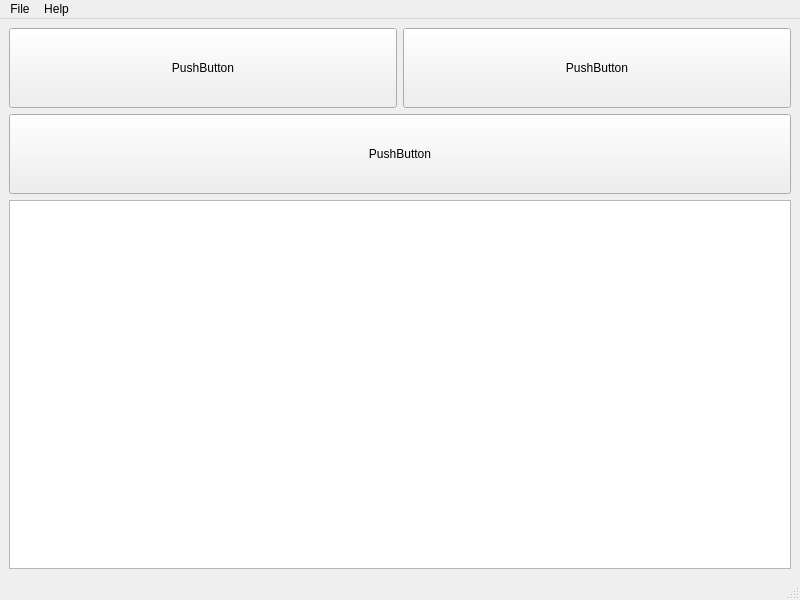
This is Inc/MainWindow.ui in FRC-836/QCP_File_Creator as Qt 5 draws it before an edit. The edited form follows.
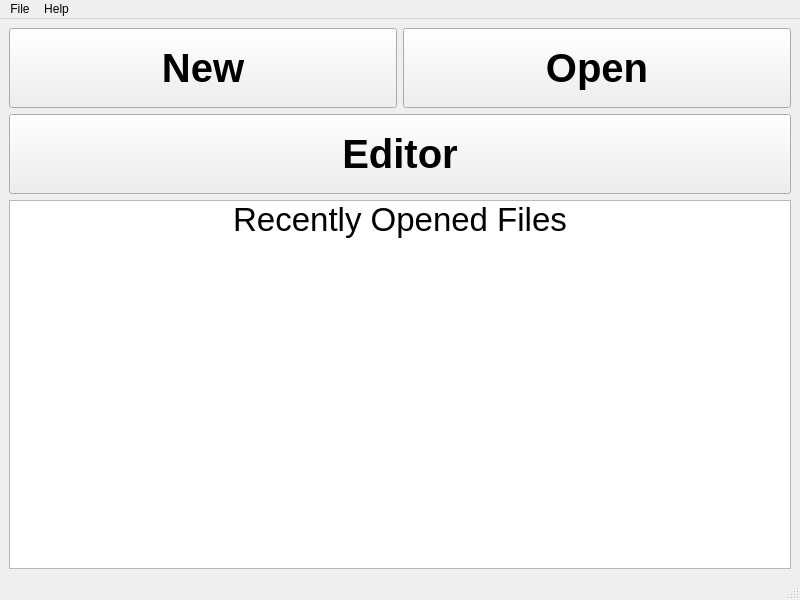
This is the edited form.

```diff
--- a/Inc/MainWindow.ui
+++ b/Inc/MainWindow.ui
@@ -25,8 +25,15 @@
           <height>80</height>
          </size>
         </property>
+        <property name="font">
+         <font>
+          <pointsize>30</pointsize>
+          <weight>75</weight>
+          <bold>true</bold>
+         </font>
+        </property>
         <property name="text">
-         <string>PushButton</string>
+         <string>Open</string>
         </property>
        </widget>
       </item>
@@ -38,8 +45,15 @@
           <height>80</height>
          </size>
         </property>
+        <property name="font">
+         <font>
+          <pointsize>30</pointsize>
+          <weight>75</weight>
+          <bold>true</bold>
+         </font>
+        </property>
         <property name="text">
-         <string>PushButton</string>
+         <string>Editor</string>
         </property>
        </widget>
       </item>
@@ -51,13 +65,37 @@
           <height>80</height>
          </size>
         </property>
+        <property name="font">
+         <font>
+          <pointsize>30</pointsize>
+          <weight>75</weight>
+          <bold>true</bold>
+         </font>
+        </property>
         <property name="text">
-         <string>PushButton</string>
+         <string>New</string>
         </property>
        </widget>
       </item>
       <item row="2" column="1" colspan="2">
-       <widget class="QListWidget" name="listWidget"/>
+       <widget class="QListWidget" name="lstRecentOpen">
+        <property name="font">
+         <font>
+          <pointsize>25</pointsize>
+         </font>
+        </property>
+        <item>
+         <property name="text">
+          <string>Recently Opened Files</string>
+         </property>
+         <property name="textAlignment">
+          <set>AlignCenter</set>
+         </property>
+         <property name="flags">
+          <set>NoItemFlags</set>
+         </property>
+        </item>
+       </widget>
       </item>
      </layout>
     </item>
```
Left out of the diff: 12 changed lines with no effect on the pictures.
